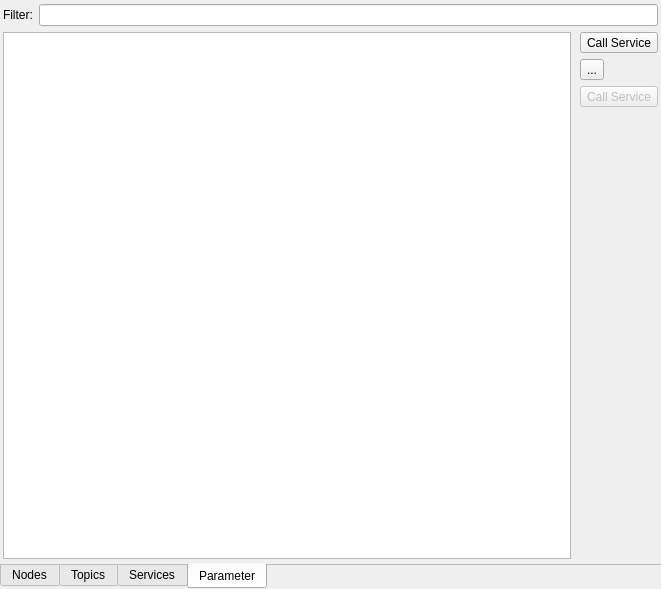
Before: the Qt Designer form node_manager_fkie/src/node_manager_fkie/MasterTab.ui in fkie/multimaster_fkie, drawn with Qt 5.
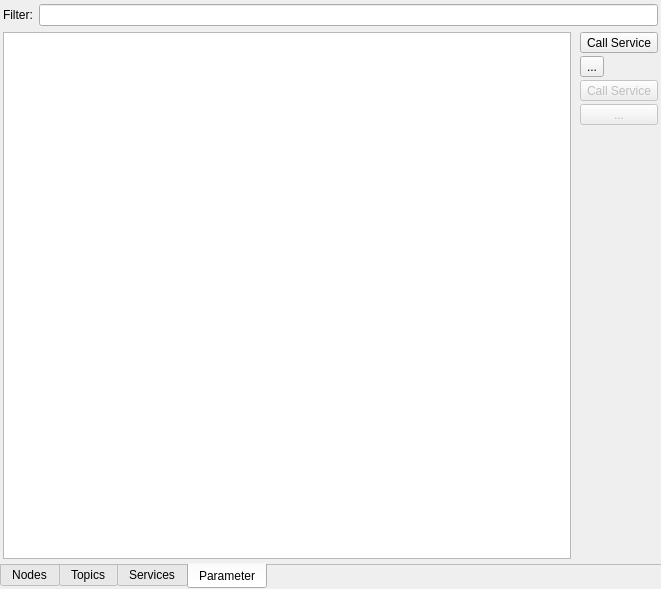
After: the same form once the commit is applied. The open tabs and pages were chosen to show the change. Icons and pictures are not drawn.

Commit message: node_manager_fkie: added SAVE and LOAD buttons to parameter dialog

Diff of the .ui file:
```diff
--- a/node_manager_fkie/src/node_manager_fkie/MasterTab.ui
+++ b/node_manager_fkie/src/node_manager_fkie/MasterTab.ui
@@ -931,6 +931,9 @@
              <enum>QFrame::Raised</enum>
             </property>
             <layout class="QVBoxLayout" name="verticalLayout_9">
+             <property name="spacing">
+              <number>3</number>
+             </property>
              <property name="leftMargin">
               <number>3</number>
              </property>
@@ -1006,6 +1009,35 @@
                </property>
               </widget>
              </item>
+             <item>
+              <widget class="QToolButton" name="saveParameterButton">
+               <property name="enabled">
+                <bool>false</bool>
+               </property>
+               <property name="sizePolicy">
+                <sizepolicy hsizetype="Preferred" vsizetype="Fixed">
+                 <horstretch>0</horstretch>
+                 <verstretch>0</verstretch>
+                </sizepolicy>
+               </property>
+               <property name="toolTip">
+                <string>&lt;html&gt;&lt;head/&gt;&lt;body&gt;&lt;p&gt;Saves selected parameter to a file using YAML format&lt;/p&gt;&lt;/body&gt;&lt;/html&gt;</string>
+               </property>
+               <property name="text">
+                <string>...</string>
+               </property>
+               <property name="icon">
+                <iconset resource="GUI.qrc">
+                 <normaloff>:/icons/save.png</normaloff>:/icons/save.png</iconset>
+               </property>
+               <property name="iconSize">
+                <size>
+                 <width>32</width>
+                 <height>32</height>
+                </size>
+               </property>
+              </widget>
+             </item>
              <item>
               <spacer name="verticalSpacer_5">
                <property name="orientation">
```
Left out of the diff: 9 changed lines with no effect on the pictures. The commit also changes 6 other files.
